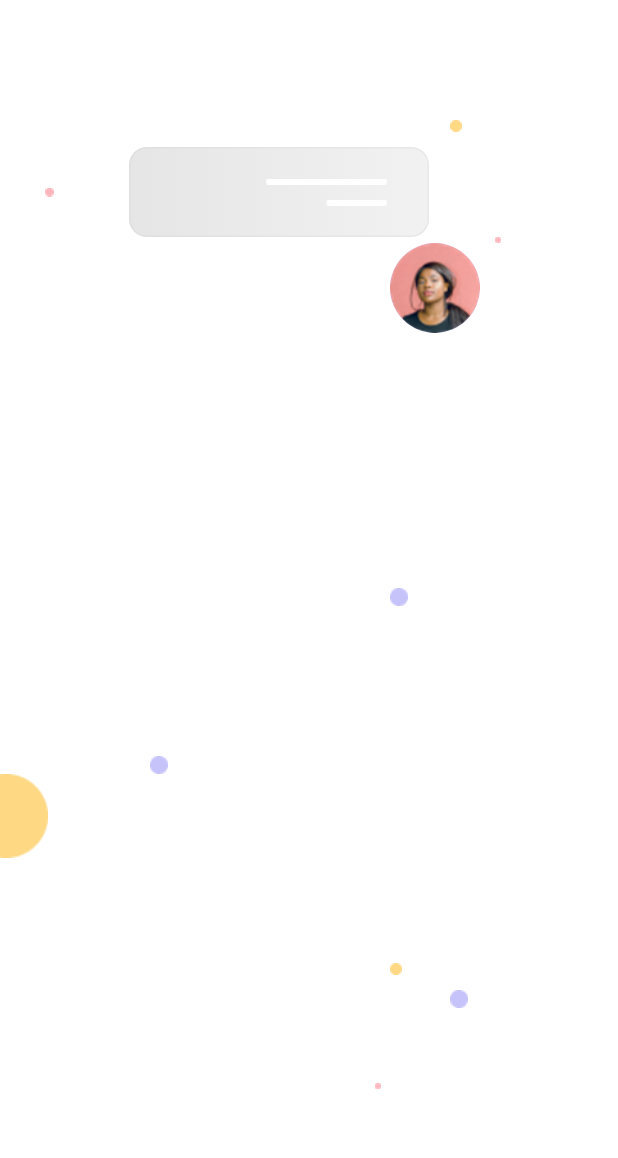
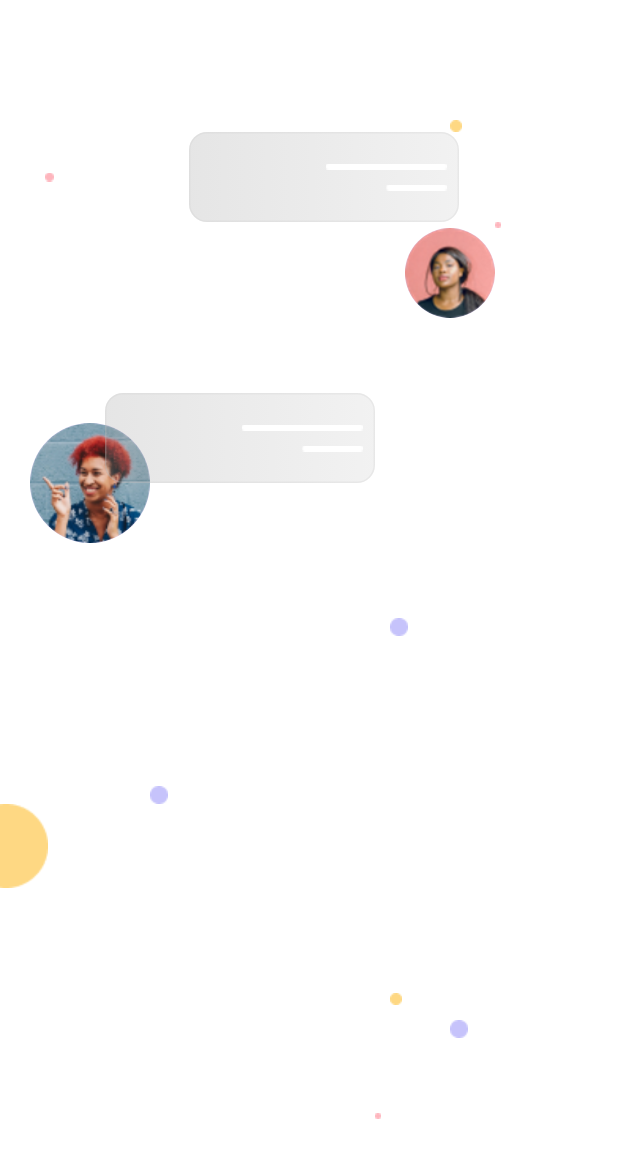
Before and after one commit to adeenazara2002/Flutter-final-project, a Flutter app: the screen it shows after launch, on a phone screen of 412 x 824 dp. Shown: the top 1158 px of the screen. Run offline on Flutter 3.47's test engine with Material 3 defaults, Android fonts, the phone set to English and light mode, and no system bars.

Commit message:
Onboard Screen

```diff
--- a/lib/Screens/onBoard1.dart
+++ b/lib/Screens/onBoard1.dart
@@ -1,5 +1,4 @@
 import 'package:flutter/material.dart';
-import 'package:flutter/widgets.dart';
 
 class OnBoard extends StatefulWidget {
   const OnBoard({super.key});
@@ -27,17 +26,17 @@
                 Image.asset('assets/images/yellowBall.png'),
               ],
             ),
-            SizedBox(
-              height: 10,
-            ),
+            // SizedBox(
+            //   height: 1,
+            // ),
             Row(
               children: [
                 Padding(padding: EdgeInsets.only(left: 30)),
                 Image.asset('assets/images/pinkMiddle.png'),
-                Padding(padding: EdgeInsets.only(left: 50)),
+                Padding(padding: EdgeInsets.only(left: 90)),
                 Container(
                   height: 60,
-                  width: 200,
+                  width: 180,
                   decoration: BoxDecoration(
                     gradient: LinearGradient(colors: [
                       Color.fromRGBO(153, 153, 153, 0.25),
@@ -49,20 +48,21 @@
                   ),
                   child: Column(
                     children: [
-                      SizedBox(height: 20,),
+                      SizedBox(
+                        height: 20,
+                      ),
                       Row(
-
                         children: [
                           Padding(padding: EdgeInsets.only(left: 90)),
                           Image.asset('assets/images/bigLine.png'),
                         ],
                       ),
-                      SizedBox(height: 10,),
-
+                      SizedBox(
+                        height: 10,
+                      ),
                       Row(
                         children: [
                           Padding(padding: EdgeInsets.only(left: 130)),
-
                           Image.asset('assets/images/smallLine.png'),
                         ],
                       ),
@@ -77,17 +77,76 @@
                 Image.asset('assets/images/pinkBall.png'),
               ],
             ),
-
             Row(
               children: [
-                Padding(padding: EdgeInsets.only(left: 260)),
-
-                CircleAvatar(backgroundImage: AssetImage('assets/images/girl.png'),
-                radius: 30,),
+                Padding(padding: EdgeInsets.only(left: 270)),
+                CircleAvatar(
+                  backgroundImage: AssetImage('assets/images/girl.png'),
+                  radius: 30,
+                ),
               ],
             ),
+
+            SizedBox(height: 70,),
             SizedBox(
-              height: 170,
+              height: 120, // Height of the stack
+              child: Stack(
+                clipBehavior: Clip.none, // Allow overflow for overlap
+                children: [
+                  // CircleAvatar (red head)
+                  Positioned(
+                    top: 0, // Place red head at the base
+                    left: 20, // Adjust positioning of avatar
+                    child: CircleAvatar(
+                      backgroundImage: AssetImage('assets/images/redHead.png'),
+                      radius: 40, // Adjust radius
+                    ),
+                  ),
+                  // Grey Container overlapping the top right of redhead image
+                  Positioned(
+                    top: -20, // Adjust overlap to make container appear higher
+                    left:
+                        70, // Adjust positioning to overlap the redhead image
+                    child: Container(
+                      height: 60,
+                      width: 180,
+                      decoration: BoxDecoration(
+                        gradient: LinearGradient(
+                          colors: [
+                            Color.fromRGBO(153, 153, 153, 0.25),
+                            Color.fromRGBO(202, 202, 202, 0.25),
+                          ],
+                        ),
+                        borderRadius: BorderRadius.circular(12),
+                        border: Border.all(
+                          color: Color.fromRGBO(202, 202, 202, 0.25),
+                        ),
+                      ),
+                      child: Column(
+                        children: [
+                          SizedBox(height: 20),
+                          Row(
+                            children: [
+                              Padding(padding: EdgeInsets.only(left: 90)),
+                              Image.asset('assets/images/bigLine.png'),
+                            ],
+                          ),
+                          SizedBox(height: 10),
+                          Row(
+                            children: [
+                              Padding(padding: EdgeInsets.only(left: 130)),
+                              Image.asset('assets/images/smallLine.png'),
+                            ],
+                          ),
+                        ],
+                      ),
+                    ),
+                  ),
+                ],
+              ),
+            ),
+            SizedBox(
+              height: 10,
             ),
             Row(
               children: [
@@ -104,11 +163,8 @@
                 Image.asset('assets/images/purpleBall.png'),
               ],
             ),
-
-            // SizedBox(height: 10,),
             Row(
               children: [
-                // Padding(padding: EdgeInsets.only(left: 260)),
                 Image.asset('assets/images/yellowBigBall.png'),
               ],
             ),
```
